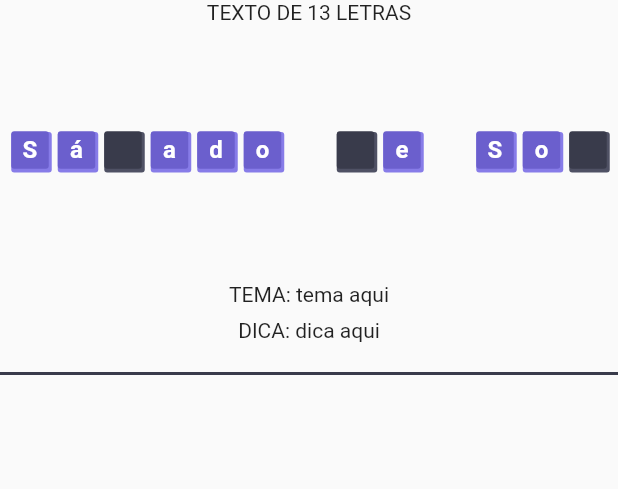
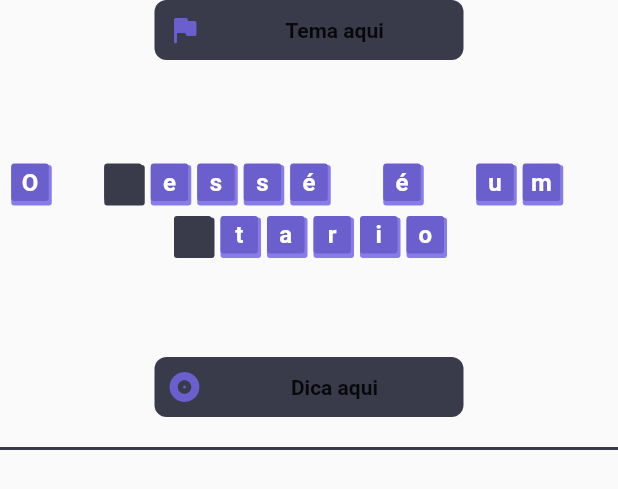
Before and after one commit to jhonatancunha/trivia_game, a Flutter app: the GameBoard widget shown alone on an empty page, opened directly, on a phone screen of 412 x 824 dp. Shown: the top 489 px of the screen. Run offline on Flutter 3.47's test engine with Material 2 defaults, Android fonts, the phone set to English and light mode, and no system bars; our stand-ins replace hexcolor, socket_io_client; missing offline and left inert: bitsdojo_window; network calls fail.

Commit message:
:lipstick: Tela de jogo quase finalizada.

```diff
--- a/flutter/lib/service/web_socket.dart
+++ b/flutter/lib/service/web_socket.dart
@@ -27,7 +27,9 @@ class WebSocket {
   }
 
   void sendMessage(message) {
-    socket.emit('sendChatMessage', message);
+    if (message.length > 0) {
+      socket.emit('sendChatMessage', message);
+    }
   }
 
   IO.Socket getSocket() {
--- a/flutter/lib/widgets/bottom_bar.dart
+++ b/flutter/lib/widgets/bottom_bar.dart
@@ -70,6 +70,10 @@ class _BottomBartState extends State<BottomBart> {
                     child: TextButton(
                       onPressed: () {
                         widget.sendMessage(stateMessage);
+                        chatMessage.clear();
+                        setState(() {
+                          stateMessage = '';
+                        });
                       },
                       style: ButtonStyle(
                         backgroundColor:
--- a/flutter/lib/widgets/game_board.dart
+++ b/flutter/lib/widgets/game_board.dart
@@ -5,7 +5,7 @@ import 'package:hexcolor/hexcolor.dart';
 //  teste.split('').map((element) => Text(element)).toList(),
 class GameBoard extends StatelessWidget {
   GameBoard({Key? key}) : super(key: key);
-  String teste = "Sá*ado *e So*";
+  String teste = "O *essé é um *tario";
 
   renderLetter(letter) {
     var caracter = letter;
@@ -41,7 +41,7 @@ class GameBoard extends StatelessWidget {
 
     var color = HexColor('#877CE8');
     if (letter == '*') {
-      color = HexColor('#4F5164');
+      color = HexColor('#393B4B');
     }
 
     // return HexColor('#877CE8');
@@ -50,7 +50,7 @@ class GameBoard extends StatelessWidget {
       color: color,
       spreadRadius: 1,
       blurRadius: 0,
-      offset: const Offset(1, 1.5), // changes position of shadow
+      offset: const Offset(1, 2), // changes position of shadow
     );
   }
 
@@ -64,13 +64,38 @@ class GameBoard extends StatelessWidget {
                 bottom: BorderSide(width: 2, color: HexColor('#393B4B')),
               ),
             ),
-            height: 250,
+            height: 300,
             width: double.infinity,
             child: Column(
                 crossAxisAlignment: CrossAxisAlignment.center,
                 mainAxisAlignment: MainAxisAlignment.spaceBetween,
                 children: [
-                  Text("TEXTO DE ${teste.length} LETRAS"),
+                  Tooltip(
+                      message: 'TEMA DA RODADA',
+                      child: Container(
+                          padding: const EdgeInsets.all(8),
+                          width: MediaQuery.of(context).size.width / 2,
+                          decoration: BoxDecoration(
+                            color: HexColor('#393B4B'),
+                            borderRadius:
+                                const BorderRadius.all(Radius.circular(8)),
+                          ),
+                          child: Row(children: [
+                            Padding(
+                                padding: const EdgeInsets.fromLTRB(0, 0, 10, 0),
+                                child: Icon(
+                                  Icons.assistant_photo_rounded,
+                                  color: HexColor('#6B5FCD'),
+                                  size: 24.0,
+                                  semanticLabel: 'Tema da Rodada',
+                                )),
+                            const Expanded(
+                                child: Text("Tema aqui",
+                                    textAlign: TextAlign.center,
+                                    style:
+                                        TextStyle(fontWeight: FontWeight.bold)))
+                          ]))),
+                  // Text("TEXTO DE ${teste.length} LETRAS"),
                   Row(
                       mainAxisAlignment: MainAxisAlignment.center,
                       crossAxisAlignment: CrossAxisAlignment.center,
@@ -97,26 +122,32 @@ class GameBoard extends StatelessWidget {
                               .toList(),
                         ))
                       ]),
-                  Column(children: [
-                    Padding(
-                        padding: const EdgeInsets.fromLTRB(0, 4, 0, 4),
-                        child: Row(
-                            mainAxisAlignment: MainAxisAlignment.center,
-                            crossAxisAlignment: CrossAxisAlignment.center,
-                            children: const [
-                              Text("TEMA: "),
-                              Text("tema aqui")
-                            ])),
-                    Padding(
-                        padding: const EdgeInsets.fromLTRB(0, 4, 0, 20),
-                        child: Row(
-                            mainAxisAlignment: MainAxisAlignment.center,
-                            crossAxisAlignment: CrossAxisAlignment.center,
-                            children: const [
-                              Text("DICA: "),
-                              Text("dica aqui")
-                            ]))
-                  ])
+                  Tooltip(
+                      message: 'DICA DA RODADA',
+                      child: Container(
+                          padding: const EdgeInsets.all(8),
+                          margin: const EdgeInsets.fromLTRB(0, 0, 0, 20),
+                          width: MediaQuery.of(context).size.width / 2,
+                          decoration: BoxDecoration(
+                            color: HexColor('#393B4B'),
+                            borderRadius:
+                                const BorderRadius.all(Radius.circular(8)),
+                          ),
+                          child: Row(children: [
+                            Padding(
+                                padding: const EdgeInsets.fromLTRB(0, 0, 10, 0),
+                                child: Icon(
+                                  Icons.album_sharp,
+                                  color: HexColor('#6B5FCD'),
+                                  size: 24.0,
+                                  semanticLabel: 'Dica da Rodada',
+                                )),
+                            const Expanded(
+                                child: Text("Dica aqui",
+                                    textAlign: TextAlign.center,
+                                    style:
+                                        TextStyle(fontWeight: FontWeight.bold)))
+                          ]))),
                 ])));
   }
 }
--- a/flutter/pubspec.yaml
+++ b/flutter/pubspec.yaml
@@ -29,6 +29,9 @@ environment:
 dependencies:
   flutter:
     sdk: flutter
+
+
+
 
   desktop_window: ^0.4.0
 
@@ -62,6 +65,7 @@ flutter:
   # the material Icons class.
   uses-material-design: true
 
+
   # To add assets to your application, add an assets section, like this:
   assets:
     - assets/logo.png
```
Also changed, not shown: flutter/lib/screen/initialScreen.dart (+17 -2 lines), flutter/lib/widgets/sidebar.dart (+23 -7 lines).
